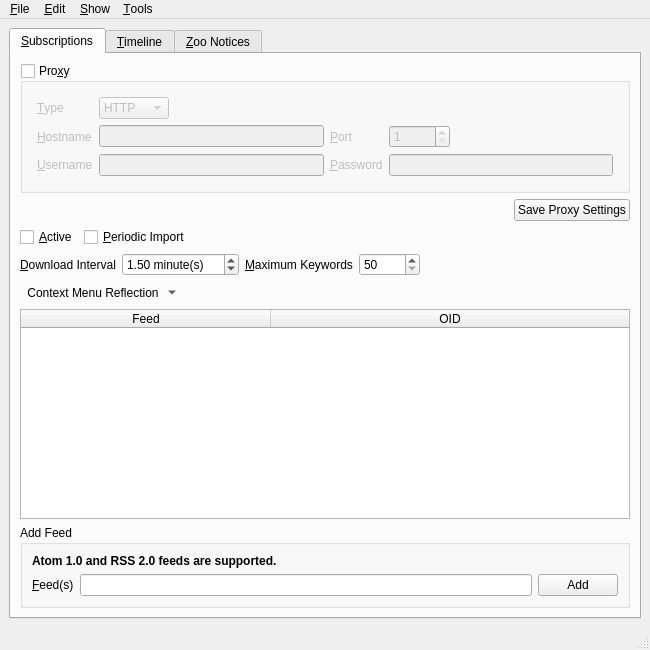
textbrowser/spot-on, file branches/trunk/GoldBug-UI/spot-on-rss.ui: the form before one commit.
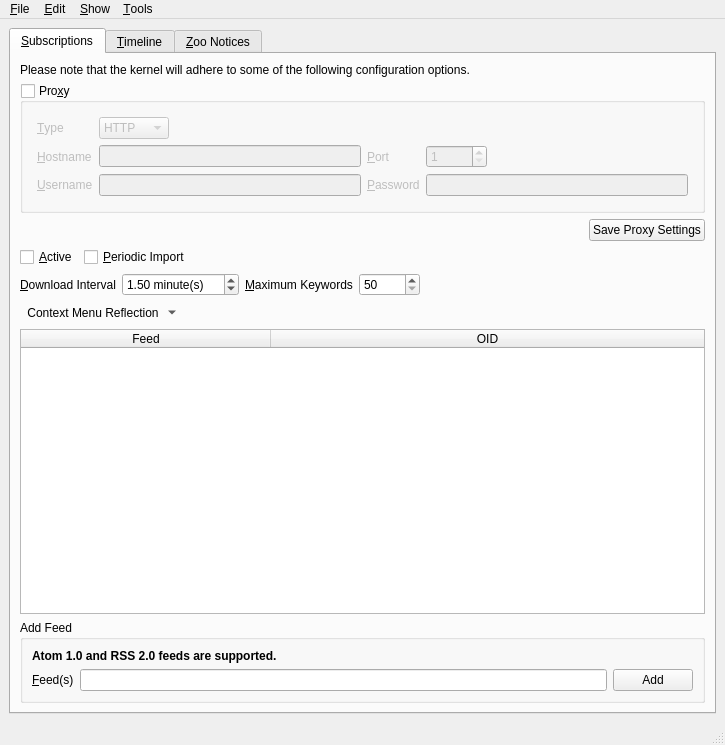
The form after the commit. Icons and pictures are not drawn. Custom widgets are drawn as their Qt base class.

Commit message: Information labels.

Patch:
```diff
--- a/branches/trunk/GoldBug-UI/spot-on-rss.ui
+++ b/branches/trunk/GoldBug-UI/spot-on-rss.ui
@@ -6,8 +6,8 @@
    <rect>
     <x>0</x>
     <y>0</y>
-    <width>650</width>
-    <height>650</height>
+    <width>725</width>
+    <height>745</height>
    </rect>
   </property>
   <property name="windowIcon">
@@ -26,6 +26,16 @@
         <string>&amp;Subscriptions</string>
        </attribute>
        <layout class="QVBoxLayout" name="verticalLayout_3">
+        <item>
+         <widget class="QLabel" name="label_11">
+          <property name="text">
+           <string>Please note that the kernel will adhere to some of the following configuration options.</string>
+          </property>
+          <property name="wordWrap">
+           <bool>true</bool>
+          </property>
+         </widget>
+        </item>
         <item>
          <widget class="QGroupBox" name="proxy">
           <property name="title">
@@ -728,8 +738,8 @@
     <rect>
      <x>0</x>
      <y>0</y>
-     <width>650</width>
-     <height>32</height>
+     <width>725</width>
+     <height>30</height>
     </rect>
    </property>
    <widget class="QMenu" name="menu_File">
```
Left out of the diff: 11 changed lines with no effect on the pictures. The commit also changes 1 other file.
